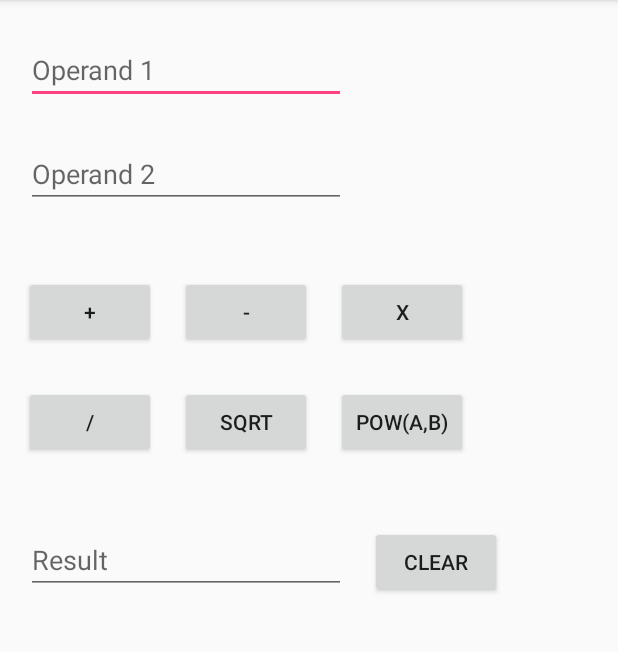
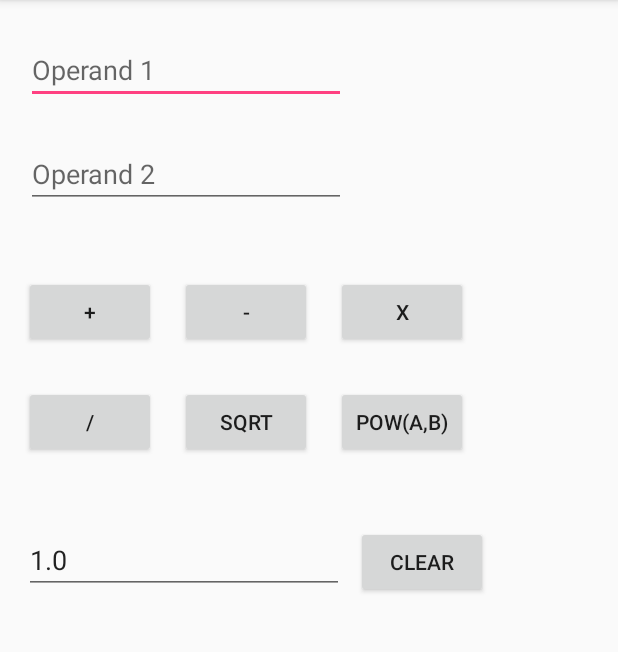
Before and after one commit to jposthau/MyCalc, an Android app: the screen it shows after launch (MainActivity), after a tap on "POW(A,B)", on a phone screen of 412 x 824 dp, the part 84-736 px from its top. Run offline under Robolectric (Android 15) with nearby library versions, the phone set to English and light mode, and no system bars; 1 statement that could not run was skipped; 3 other taps on this screen came first.

Commit message:
Initial submission

```diff
--- /dev/null
+++ b/app/src/main/java/com/qniyaz/mycalc/InfixToPostfixConverter.java
@@ -0,0 +1,47 @@
+package com.qniyaz.mycalc;
+
+public class InfixToPostfixConverter {
+
+    public static String inf2postf(String infix) {
+
+        String postfix = "";
+        Stack<Character> operator = new Stack<Character>();
+        char popped;
+
+        for (int i = 0; i < infix.length(); i++) {
+
+            char get = infix.charAt(i);
+
+            if (!isOperator(get))
+                postfix += get;
+
+            else if (get == ')')
+                while ((popped = operator.pop()) != '(')
+                    postfix += popped;
+
+            else {
+                while (!operator.isEmpty() && get != '(' && precedence(operator.peek()) >= precedence(get))
+                    postfix += operator.pop();
+
+                operator.push(get);
+            }
+        }
+        // pop any remaining operator
+        while (!operator.isEmpty())
+            postfix += operator.pop();
+
+        return postfix;
+    }
+
+    private static boolean isOperator(char i) {
+        return precedence(i) > 0;
+    }
+
+    private static int precedence(char i) {
+
+        if (i == '(' || i == ')') return 1;
+        else if (i == '-' || i == '+') return 2;
+        else if (i == '*' || i == '/') return 3;
+        else return 0;
+    }
+}
--- a/app/src/main/res/layout/activity_main.xml
+++ b/app/src/main/res/layout/activity_main.xml
@@ -19,7 +19,8 @@
         android:visibility="visible"
         app:layout_constraintStart_toStartOf="parent"
         app:layout_constraintTop_toTopOf="parent"
-        tools:ignore="HardcodedText" />
+        tools:ignore="HardcodedText"
+        android:layout_marginLeft="17dp" />
 
     <EditText
         android:id="@+id/editText2"
@@ -32,7 +33,8 @@
         android:inputType="textPersonName"
         app:layout_constraintStart_toStartOf="parent"
         app:layout_constraintTop_toBottomOf="@+id/editText"
-        tools:ignore="HardcodedText" />
+        tools:ignore="HardcodedText"
+        android:layout_marginLeft="17dp" />
 
     <Button
         android:id="@+id/button"
@@ -44,7 +46,8 @@
         android:text="+"
         app:layout_constraintStart_toStartOf="parent"
         app:layout_constraintTop_toBottomOf="@+id/editText2"
-        tools:ignore="HardcodedText" />
+        tools:ignore="HardcodedText"
+        android:layout_marginLeft="16dp" />
 
     <Button
         android:id="@+id/button2"
@@ -56,7 +59,8 @@
         android:text="-"
         app:layout_constraintStart_toEndOf="@+id/button"
         app:layout_constraintTop_toBottomOf="@+id/editText2"
-        tools:ignore="HardcodedText" />
+        tools:ignore="HardcodedText"
+        android:layout_marginLeft="16dp" />
 
     <Button
         android:id="@+id/button3"
@@ -68,7 +72,8 @@
         android:text="x"
         app:layout_constraintStart_toEndOf="@+id/button2"
         app:layout_constraintTop_toBottomOf="@+id/editText2"
-        tools:ignore="HardcodedText" />
+        tools:ignore="HardcodedText"
+        android:layout_marginLeft="16dp" />
 
     <Button
         android:id="@+id/button4"
@@ -80,7 +85,8 @@
         android:text="/"
         app:layout_constraintStart_toStartOf="parent"
         app:layout_constraintTop_toBottomOf="@+id/button"
-        tools:ignore="HardcodedText" />
+        tools:ignore="HardcodedText"
+        android:layout_marginLeft="16dp" />
 
     <Button
         android:id="@+id/button5"
@@ -92,7 +98,8 @@
         android:text="SQRT"
         app:layout_constraintStart_toEndOf="@+id/button4"
         app:layout_constraintTop_toBottomOf="@+id/button2"
-        tools:ignore="HardcodedText" />
+        tools:ignore="HardcodedText"
+        android:layout_marginLeft="16dp" />
 
     <Button
         android:id="@+id/button6"
@@ -104,30 +111,34 @@
         android:text="POW(A,B)"
         app:layout_constraintStart_toEndOf="@+id/button5"
         app:layout_constraintTop_toBottomOf="@+id/button3"
-        tools:ignore="HardcodedText" />
+        tools:ignore="HardcodedText"
+        android:layout_marginLeft="16dp" />
+
+    <Button
+        android:id="@+id/button7"
+        android:layout_width="wrap_content"
+        android:layout_height="wrap_content"
+        android:layout_marginStart="8dp"
+        android:layout_marginTop="45dp"
+        android:onClick="clear"
+        android:text="Clear"
+        app:layout_constraintStart_toEndOf="@+id/editText3"
+        app:layout_constraintTop_toBottomOf="@+id/button6"
+        tools:ignore="HardcodedText"
+        android:layout_marginLeft="8dp" />
 
     <EditText
         android:id="@+id/editText3"
         android:layout_width="wrap_content"
         android:layout_height="wrap_content"
-        android:layout_marginStart="17dp"
+        android:layout_marginStart="16dp"
         android:layout_marginTop="45dp"
         android:ems="10"
         android:hint="Result"
         android:inputType="textPersonName"
         app:layout_constraintStart_toStartOf="parent"
         app:layout_constraintTop_toBottomOf="@+id/button4"
+        android:layout_marginLeft="16dp"
         tools:ignore="HardcodedText" />
 
-    <Button
-        android:id="@+id/button7"
-        android:layout_width="wrap_content"
-        android:layout_height="wrap_content"
-        android:layout_marginStart="16dp"
-        android:layout_marginTop="45dp"
-        android:onClick="clear"
-        android:text="Clear"
-        app:layout_constraintStart_toEndOf="@+id/editText3"
-        app:layout_constraintTop_toBottomOf="@+id/button6"
-        tools:ignore="HardcodedText" />
 </android.support.constraint.ConstraintLayout>
--- a/build.gradle
+++ b/build.gradle
@@ -3,9 +3,10 @@
 buildscript {
     repositories {
         jcenter()
+        google()
     }
     dependencies {
-        classpath 'com.android.tools.build:gradle:3.0.0'
+        classpath 'com.android.tools.build:gradle:3.0.1'
 
         // NOTE: Do not place your application dependencies here; they belong
         // in the individual module build.gradle files
@@ -15,6 +16,7 @@ buildscript {
 allprojects {
     repositories {
         jcenter()
+        google()
     }
 }
 
```
Also changed, not shown: app/src/main/java/com/qniyaz/mycalc/MainActivity.java (+40 -20 lines), app/src/main/java/com/qniyaz/mycalc/PostfixEvaluator.java (added, +42 -0 lines), app/src/main/java/com/qniyaz/mycalc/Stack.java (added, +71 -0 lines).
